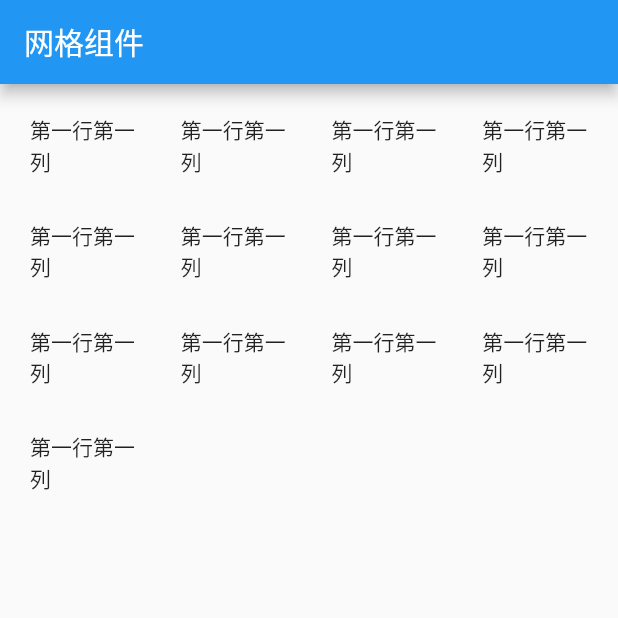
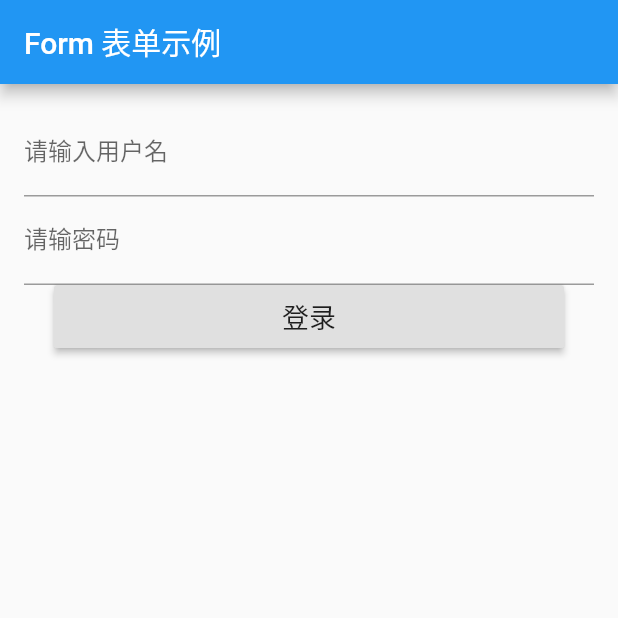
Before and after one commit to JayRichrd/foutterdemo, a Flutter app: the screen it shows after launch, on a phone screen of 412 x 824 dp, the top half of it. Run offline on Flutter 3.47's test engine with Material 2 defaults, Android fonts, the phone set to English and light mode, and no system bars.

Commit message:
feat(登录界面):

```diff
--- a/lib/main.dart
+++ b/lib/main.dart
@@ -5,7 +5,85 @@ import 'dart:convert';
 import 'dart:io';
 
 void main() =>
-    runApp(MyApp(items: List<String>.generate(500, (i) => "Item $i")));
+//    runApp(MyApp(items: List<String>.generate(500, (i) => "Item $i")));
+    runApp(new LoginPage());
+
+class LoginPage extends StatefulWidget {
+  @override
+  _LoginPageState createState() => new _LoginPageState();
+}
+
+class _LoginPageState extends State<LoginPage> {
+  GlobalKey<FormState> loginKey = new GlobalKey<FormState>();
+  String userName;
+  String passWord;
+
+  void login() {
+    var loginForm = loginKey.currentState;
+    if (loginForm.validate()) {
+      loginForm.save();
+      print('userName: ' + userName + ' passWord: ' + passWord);
+    }
+  }
+
+  @override
+  Widget build(BuildContext context) {
+    return MaterialApp(
+      title: 'Form表单示例',
+      home: Scaffold(
+        appBar: AppBar(
+          title: Text('Form 表单示例'),
+        ),
+        body: Column(
+          children: <Widget>[
+            Container(
+              padding: const EdgeInsets.all(16.0),
+              child: Form(
+                  key: loginKey,
+                  child: Column(
+                    children: <Widget>[
+                      TextFormField(
+                        decoration: InputDecoration(
+                          labelText: '请输入用户名',
+                        ),
+                        onSaved: (value) {
+                          userName = value;
+                        },
+                        onFieldSubmitted: (value) {},
+                      ),
+                      TextFormField(
+                        decoration: InputDecoration(
+                          labelText: '请输密码',
+                        ),
+                        obscureText: true,
+                        validator: (value) {
+                          return value.length < 6 ? "密码长度不足6位" : "密码校验通过";
+                        },
+                        onSaved: (value) {
+                          passWord = value;
+                        },
+                        onFieldSubmitted: (value) {},
+                      ),
+                      SizedBox(
+                        width: 340.0,
+                        height: 42.0,
+                        child: RaisedButton(
+                          onPressed: login,
+                          child: Text(
+                            '登录',
+                            style: TextStyle(fontSize: 18.0),
+                          ),
+                        ),
+                      )
+                    ],
+                  )),
+            ),
+          ],
+        ),
+      ),
+    );
+  }
+}
 
 class MyApp extends StatelessWidget {
   final List<String> items;
```
